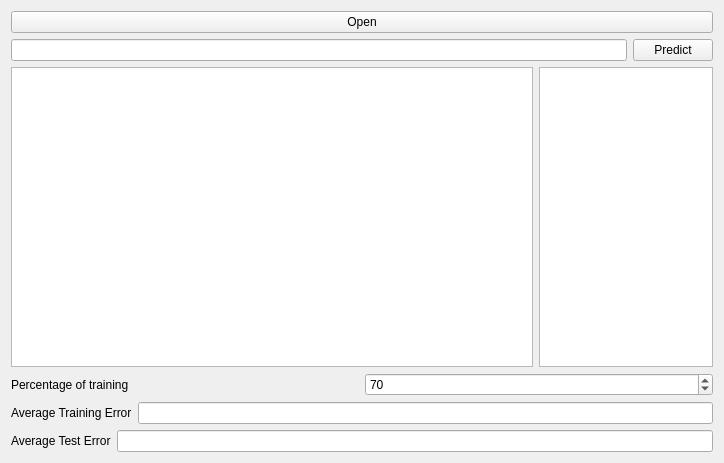
Before: the Qt Designer form presenter.ui in maks-bond/Prediction, drawn with Qt 5.
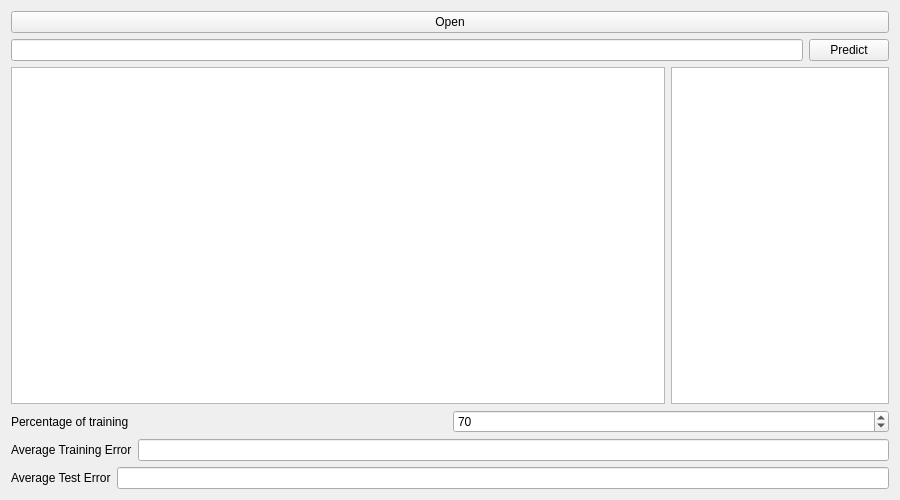
After: the same form once the commit is applied.

Patch:
```diff
--- a/presenter.ui
+++ b/presenter.ui
@@ -6,8 +6,8 @@
    <rect>
     <x>0</x>
     <y>0</y>
-    <width>724</width>
-    <height>463</height>
+    <width>900</width>
+    <height>500</height>
    </rect>
   </property>
   <property name="windowTitle">
```
